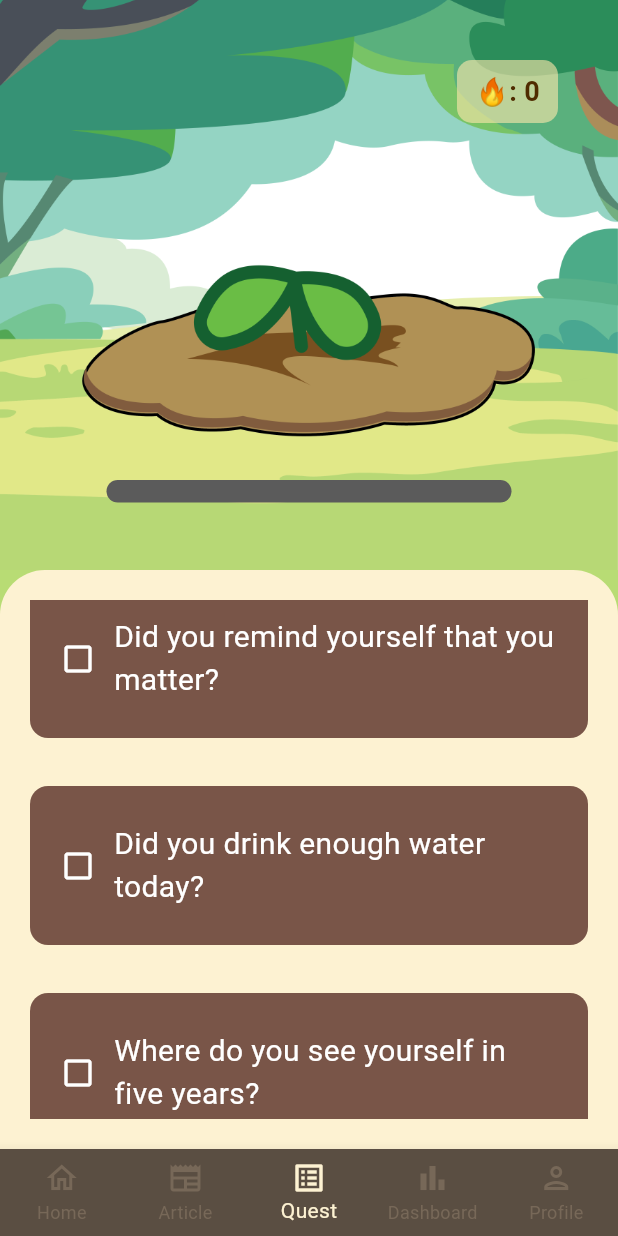
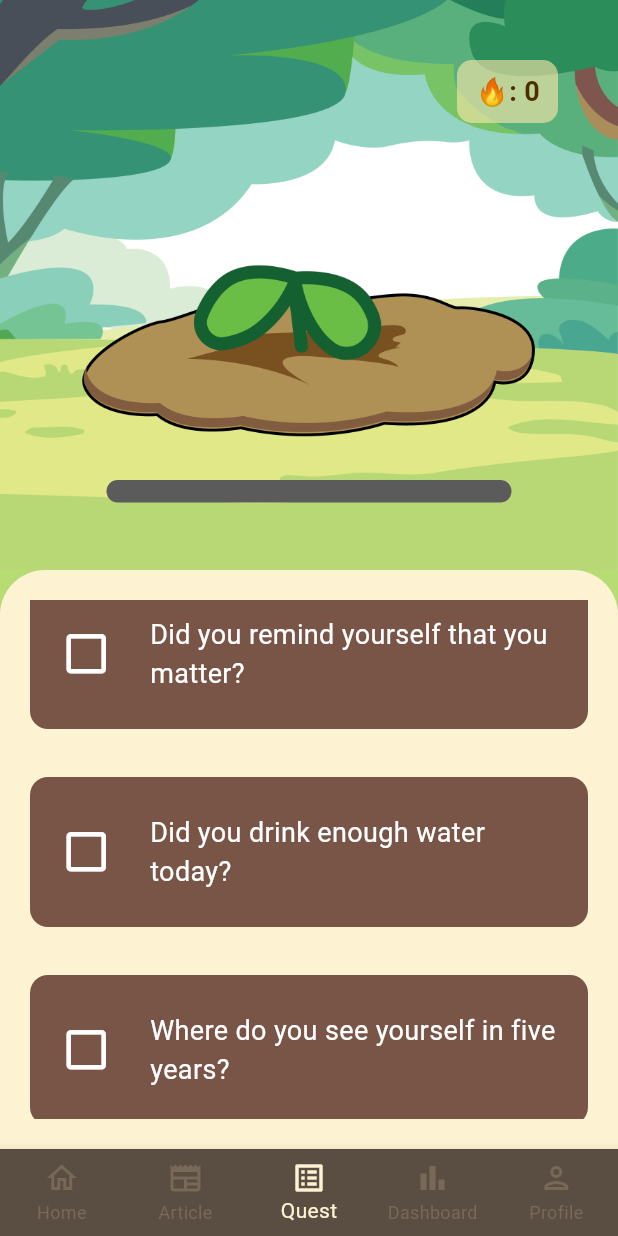
Before and after one commit to lipikakanlayarit/MobileApplication-Project-15, a Flutter app: the screen it shows after launch, item 3 of the bottom bar chosen, on a phone screen of 412 x 824 dp. Run offline on Flutter 3.47's test engine with Material 3 defaults, Android fonts, the phone set to English and light mode, and no system bars; network calls fail.

Commit message:
Fix Quest_page interface

```diff
--- a/lib/pages/Articles_page.dart
+++ b/lib/pages/Articles_page.dart
@@ -240,6 +240,7 @@ void filterByCategory(String category) {
                       ),
                     ),
                     const SizedBox(height: 25),
+
                   // Filter Buttons
                   Padding(
                     padding: const EdgeInsets.symmetric(horizontal: 16.0),
--- a/lib/pages/Quest_page.dart
+++ b/lib/pages/Quest_page.dart
@@ -243,14 +243,18 @@ class CheckboxTile extends StatelessWidget {
         margin: const EdgeInsets.symmetric(vertical: 8),
         padding: const EdgeInsets.symmetric(horizontal: 20, vertical: 24),
         decoration: BoxDecoration(
-          color: isChecked ? Colors.green : Colors.brown,
+          color: isChecked ?   Color.fromARGB(255, 184, 220, 116) : Colors.brown,
           borderRadius: BorderRadius.circular(12),
         ),
         child: Row(
           children: [
             _buildCheckbox(),
-            const SizedBox(width: 12),
-            Expanded(child: Text(title, style: const TextStyle(color: Colors.white, fontSize: 20))),
+            const SizedBox(width: 25),
+            Expanded(child: Text(
+              title,
+              style: TextStyle(
+                color: isChecked ? Colors.black : Colors.white,
+                fontSize: 18,))),
           ],
         ),
       ),
@@ -258,6 +262,11 @@ class CheckboxTile extends StatelessWidget {
   }
 
   Widget _buildCheckbox() {
-    return Icon(isChecked ? Icons.check_box : Icons.check_box_outline_blank, color: Colors.white);
+  return Icon(
+    isChecked ? Icons.check_rounded : Icons.check_box_outline_blank,
+    color: isChecked ? Colors.green : const Color.fromARGB(255, 255, 255, 255),
+    size: 35,
+    );
   }
+
 }
```
